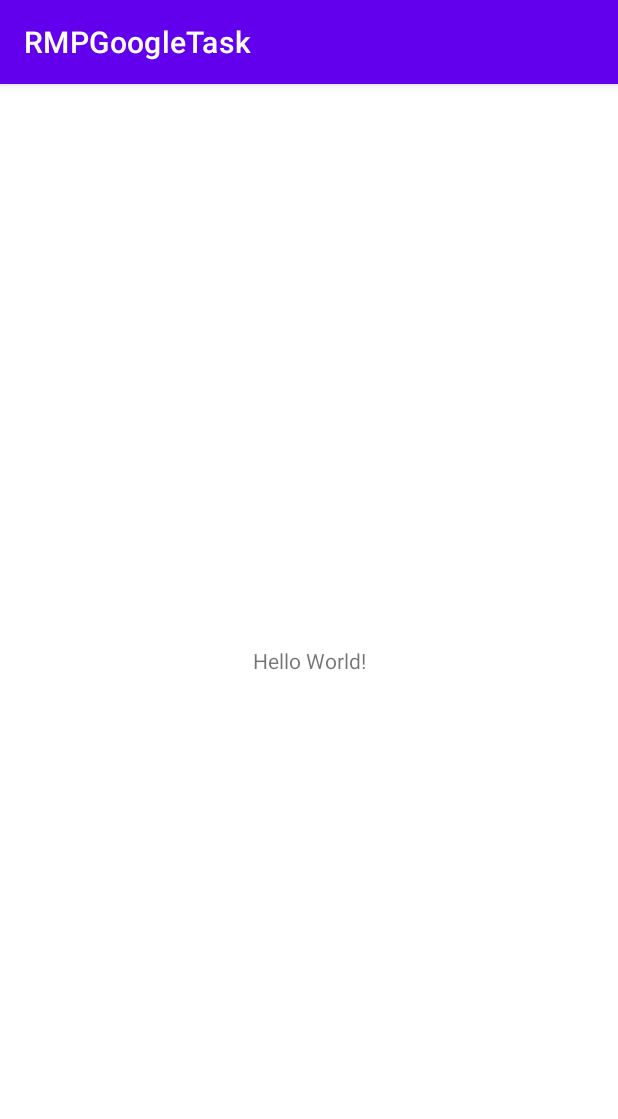
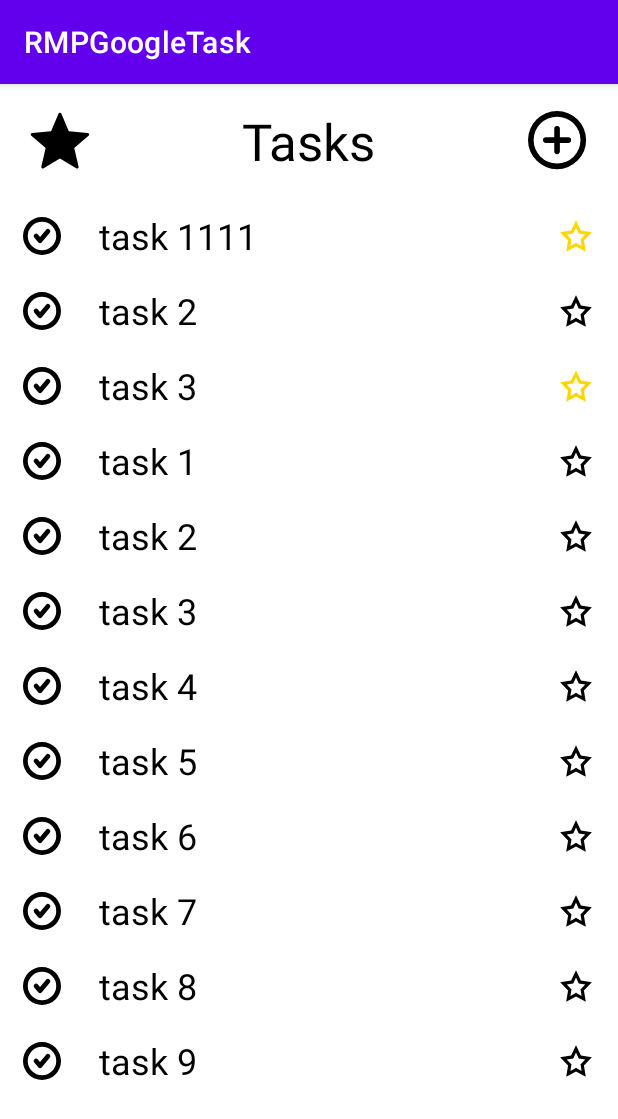
Before and after one commit to MaksKuchuk/RMP-google-task, an Android app: the screen it shows after launch (MainActivity), on a phone screen of 412 x 824 dp. Shown: the top 1119 px of the screen. Run offline under Robolectric (Android 15) with nearby library versions, the phone set to English and light mode, and no system bars.

Commit message:
create list of tasks

```diff
--- a/app/build.gradle
+++ b/app/build.gradle
@@ -30,6 +30,10 @@ android {
     kotlinOptions {
         jvmTarget = '1.8'
     }
+
+    buildFeatures {
+        viewBinding true
+    }
 }
 
 dependencies {
--- a/app/src/main/AndroidManifest.xml
+++ b/app/src/main/AndroidManifest.xml
@@ -13,7 +13,7 @@
         android:theme="@style/Theme.RMPGoogleTask"
         tools:targetApi="31">
         <activity
-            android:name=".MainActivity"
+            android:name=".View.MainActivity"
             android:exported="true">
             <intent-filter>
                 <action android:name="android.intent.action.MAIN" />
--- a/app/src/main/java/com/example/rmpgoogletask/MainActivity.kt
+++ /dev/null
@@ -1,11 +0,0 @@
-package com.example.rmpgoogletask
-
-import androidx.appcompat.app.AppCompatActivity
-import android.os.Bundle
-
-class MainActivity : AppCompatActivity() {
-    override fun onCreate(savedInstanceState: Bundle?) {
-        super.onCreate(savedInstanceState)
-        setContentView(R.layout.activity_main)
-    }
-}
--- /dev/null
+++ b/app/src/main/java/com/example/rmpgoogletask/Model/Domain/Task.kt
@@ -0,0 +1,3 @@
+package com.example.rmpgoogletask.Model.Domain
+
+data class Task(val id: Int, val title: String, var isFavourite: Boolean)
--- /dev/null
+++ b/app/src/main/java/com/example/rmpgoogletask/View/MainActivity.kt
@@ -0,0 +1,48 @@
+package com.example.rmpgoogletask.View
+
+import android.os.Bundle
+import android.widget.Toast
+import androidx.appcompat.app.AppCompatActivity
+import androidx.recyclerview.widget.LinearLayoutManager
+import com.example.rmpgoogletask.Model.Domain.Task
+import com.example.rmpgoogletask.ViewModel.TaskAdapter
+import com.example.rmpgoogletask.databinding.ActivityMainBinding
+
+class MainActivity : AppCompatActivity(), TaskAdapter.Listener {
+    lateinit var binding: ActivityMainBinding
+    private val taskAdapter = TaskAdapter(this)
+
+    override fun onCreate(savedInstanceState: Bundle?) {
+        super.onCreate(savedInstanceState)
+        binding = ActivityMainBinding.inflate(layoutInflater)
+        setContentView(binding.root)
+
+//        val taskGroupList: RecyclerView = findViewById(R.id.groupList)
+//        taskGroupList.layoutManager = LinearLayoutManager(this@MainActivity, LinearLayoutManager.HORIZONTAL, false)
+
+        init()
+    }
+
+    private fun init() {
+        binding.apply {
+            tasksList.layoutManager = LinearLayoutManager(this@MainActivity)
+            tasksList.adapter = taskAdapter
+        }
+
+        taskAdapter.addTask(Task(1, "task 1111", true))
+        taskAdapter.addTask(Task(2, "task 2", false))
+        taskAdapter.addTask(Task(3, "task 3", true))
+        for (i in 1..100) {
+            taskAdapter.addTask(Task(4, "task ${i}", false))
+        }
+    }
+
+    override fun addToFavourite(task: Task) {
+        Toast.makeText(this, "task ${task.id}", Toast.LENGTH_SHORT).show()
+    }
+
+    override fun removeByPosition(position: Int) {
+        taskAdapter.taskList.removeAt(position)
+        taskAdapter.notifyDataSetChanged()
+    }
+}
--- /dev/null
+++ b/app/src/main/java/com/example/rmpgoogletask/ViewModel/TaskAdapter.kt
@@ -0,0 +1,75 @@
+package com.example.rmpgoogletask.ViewModel
+
+import android.view.LayoutInflater
+import android.view.View
+import android.view.ViewGroup
+import androidx.recyclerview.widget.RecyclerView
+import com.example.rmpgoogletask.Model.Domain.Task
+import com.example.rmpgoogletask.R
+import com.example.rmpgoogletask.databinding.TaskItemBinding
+
+class TaskAdapter(val listener: Listener): RecyclerView.Adapter<TaskAdapter.TaskHolder>() {
+    val taskList = ArrayList<Task>()
+    class TaskHolder(item: View): RecyclerView.ViewHolder(item) {
+        val binding = TaskItemBinding.bind(item)
+        lateinit var adapter: TaskAdapter
+
+        fun bind(task: Task, listener: Listener, position: Int) = with(binding){
+
+            checkIcon.setImageResource(R.drawable.checkmark_complete_correct_svgrepo_com)
+
+            checkIcon.setOnClickListener {
+                listener.removeByPosition(position)
+            }
+
+            favouriteBtnIcon.setOnClickListener {
+                listener.addToFavourite(task)
+                task.isFavourite = !task.isFavourite
+                if (task.isFavourite) {
+                    favouriteBtnIcon.setImageResource(R.drawable.star_svgrepo_yellow_com);
+                } else {
+                    favouriteBtnIcon.setImageResource(R.drawable.star_svgrepo_com)
+                }
+            }
+
+            if (task.isFavourite) {
+                favouriteBtnIcon.setImageResource(R.drawable.star_svgrepo_yellow_com);
+            } else {
+                favouriteBtnIcon.setImageResource(R.drawable.star_svgrepo_com)
+            }
+
+            taskTitle.text = task.title;
+        }
+
+        fun setAdap(taskAdapter: TaskAdapter) {
+            adapter = taskAdapter
+        }
+    }
+
+    override fun onCreateViewHolder(parent: ViewGroup, viewType: Int): TaskHolder {
+        val view = LayoutInflater.from(parent.context).inflate(R.layout.task_item, parent, false)
+        return TaskHolder(view)
+    }
+
+    override fun onBindViewHolder(holder: TaskHolder, position: Int) {
+        holder.bind(taskList[position], listener, position);
+    }
+
+    override fun getItemCount(): Int {
+        return taskList.size
+    }
+
+    fun addTask(task: Task) {
+        taskList.add(task)
+        notifyDataSetChanged()
+    }
+
+    fun removeTask(position: Int) {
+        taskList.removeAt(position)
+    }
+
+    interface Listener {
+        fun addToFavourite(task: Task)
+        fun removeByPosition(position: Int)
+    }
+}
--- /dev/null
+++ b/app/src/main/res/drawable/checkmark_complete_correct_svgrepo_com.xml
@@ -0,0 +1,12 @@
+<vector xmlns:android="http://schemas.android.com/apk/res/android"
+    android:width="800dp"
+    android:height="800dp"
+    android:viewportWidth="96"
+    android:viewportHeight="96">
+  <path
+      android:pathData="M58.395,32.156 L42.996,50.625l-5.391,-6.463a5.995,5.995 0,1 0,-9.211 7.676l9.996,12a5.991,5.991 0,0 0,9.211 0.006l20.004,-24a5.999,5.999 0,1 0,-9.211 -7.688Z"
+      android:fillColor="#000000"/>
+  <path
+      android:pathData="M48,0A48,48 0,1 0,96 48,48.051 48.051,0 0,0 48,0ZM48,84A36,36 0,1 1,84 48,36.039 36.039,0 0,1 48,84Z"
+      android:fillColor="#000000"/>
+</vector>
--- /dev/null
+++ b/app/src/main/res/drawable/plus_circle_svgrepo_com.xml
@@ -0,0 +1,13 @@
+<vector xmlns:android="http://schemas.android.com/apk/res/android"
+    android:width="800dp"
+    android:height="800dp"
+    android:viewportWidth="16"
+    android:viewportHeight="16">
+  <path
+      android:pathData="M7.75,4a0.75,0.75 0,0 1,0.75 0.75V7h2.25a0.75,0.75 0,0 1,0 1.5H8.5v2.25a0.75,0.75 0,0 1,-1.5 0V8.5H4.75a0.75,0.75 0,0 1,0 -1.5H7V4.75A0.75,0.75 0,0 1,7.75 4z"
+      android:fillColor="#000000"/>
+  <path
+      android:pathData="M0,7.75a7.75,7.75 0,1 1,15.5 0,7.75 7.75,0 0,1 -15.5,0zM7.75,1.5a6.25,6.25 0,1 0,0 12.5,6.25 6.25,0 0,0 0,-12.5z"
+      android:fillColor="#000000"
+      android:fillType="evenOdd"/>
+</vector>
--- /dev/null
+++ b/app/src/main/res/drawable/star_f_svgrepo_com.xml
@@ -0,0 +1,9 @@
+<vector xmlns:android="http://schemas.android.com/apk/res/android"
+    android:width="800dp"
+    android:height="800dp"
+    android:viewportWidth="24"
+    android:viewportHeight="24">
+  <path
+      android:fillColor="#FF000000"
+      android:pathData="M23.632,9.201a0.628,0.628 0,0 1,-0.22 0.678l-5.726,4.96 1.727,7.394a0.606,0.606 0,0 1,-0.935 0.676l-6.503,-3.953 -6.503,3.953a0.713,0.713 0,0 1,-0.374 0.112,0.57 0.57,0 0,1 -0.34,-0.109 0.629,0.629 0,0 1,-0.222 -0.679l1.729,-7.393L0.539,9.879A0.607,0.607 0,0 1,0.897 8.78l7.536,-0.635 2.965,-7.083a0.62,0.62 0,0 1,1.155 0.001l2.965,7.082 7.536,0.635a0.63,0.63 0,0 1,0.578 0.42z"/>
+</vector>
--- /dev/null
+++ b/app/src/main/res/drawable/star_svgrepo_com.xml
@@ -0,0 +1,9 @@
+<vector xmlns:android="http://schemas.android.com/apk/res/android"
+    android:width="800dp"
+    android:height="800dp"
+    android:viewportWidth="48"
+    android:viewportHeight="48">
+  <path
+      android:fillColor="#FF000000"
+      android:pathData="M30.18,17.167L24,4l-6.18,13.167L4,19.279l10,10.249L11.639,44L24,37.167L36.361,44L34,29.528l10,-10.249L30.18,17.167zM31.137,26.734l-1.41,1.445l0.325,1.992l1.035,6.342l-5.152,-2.848L24,32.597l-1.935,1.07l-5.152,2.848l1.035,-6.342l0.325,-1.992l-1.41,-1.445l-4.564,-4.677l6.125,-0.936l2.11,-0.322l0.907,-1.932L24,13.414l2.559,5.453l0.907,1.932l2.11,0.322l6.125,0.936L31.137,26.734z"/>
+</vector>
--- /dev/null
+++ b/app/src/main/res/drawable/star_svgrepo_yellow_com.xml
@@ -0,0 +1,9 @@
+<vector xmlns:android="http://schemas.android.com/apk/res/android"
+    android:width="800dp"
+    android:height="800dp"
+    android:viewportWidth="48"
+    android:viewportHeight="48">
+  <path
+      android:fillColor="#FFFFD700"
+      android:pathData="M30.18,17.167L24,4l-6.18,13.167L4,19.279l10,10.249L11.639,44L24,37.167L36.361,44L34,29.528l10,-10.249L30.18,17.167zM31.137,26.734l-1.41,1.445l0.325,1.992l1.035,6.342l-5.152,-2.848L24,32.597l-1.935,1.07l-5.152,2.848l1.035,-6.342l0.325,-1.992l-1.41,-1.445l-4.564,-4.677l6.125,-0.936l2.11,-0.322l0.907,-1.932L24,13.414l2.559,5.453l0.907,1.932l2.11,0.322l6.125,0.936L31.137,26.734z"/>
+</vector>
--- a/app/src/main/res/layout/activity_main.xml
+++ b/app/src/main/res/layout/activity_main.xml
@@ -4,15 +4,81 @@
     xmlns:tools="http://schemas.android.com/tools"
     android:layout_width="match_parent"
     android:layout_height="match_parent"
-    tools:context=".MainActivity">
+    tools:context=".View.MainActivity">
 
     <TextView
+        android:id="@+id/textView"
         android:layout_width="wrap_content"
         android:layout_height="wrap_content"
-        android:text="Hello World!"
-        app:layout_constraintBottom_toBottomOf="parent"
+        android:layout_marginTop="15dp"
+        android:text="@string/tasks"
+        android:textColor="#000000"
+        android:textSize="34sp"
         app:layout_constraintEnd_toEndOf="parent"
         app:layout_constraintStart_toStartOf="parent"
         app:layout_constraintTop_toTopOf="parent" />
 
+    <ImageView
+        android:id="@+id/addTaskIcon"
+        android:layout_width="40dp"
+        android:layout_height="40dp"
+        android:layout_marginEnd="20dp"
+        android:contentDescription="@string/add"
+        android:src="@drawable/plus_circle_svgrepo_com"
+        app:layout_constraintBottom_toBottomOf="@+id/textView"
+        app:layout_constraintEnd_toEndOf="parent"
+        app:layout_constraintTop_toTopOf="@+id/textView" />
+
+
+    <ImageView
+        android:id="@+id/imageView3"
+        android:layout_width="40dp"
+        android:layout_height="40dp"
+        android:layout_marginStart="20dp"
+        android:contentDescription="@string/task"
+        android:src="@drawable/star_f_svgrepo_com"
+        app:layout_constraintBottom_toBottomOf="@+id/textView"
+        app:layout_constraintStart_toStartOf="parent"
+        app:layout_constraintTop_toTopOf="@+id/textView" />
+
+    <androidx.recyclerview.widget.RecyclerView
+        android:id="@+id/tasksList"
+        android:layout_width="match_parent"
+        android:layout_height="0dp"
+        android:layout_marginStart="5dp"
+        android:layout_marginTop="15dp"
+        android:layout_marginEnd="5dp"
+        android:layout_marginBottom="15dp"
+        app:layout_constraintBottom_toTopOf="@+id/linLay"
+        app:layout_constraintEnd_toEndOf="parent"
+        app:layout_constraintStart_toStartOf="parent"
+        app:layout_constraintTop_toBottomOf="@+id/textView"
+        tools:itemCount="3"
+        tools:listitem="@layout/task_item" />
+
+    <LinearLayout
+        android:id="@+id/linLay"
+        android:layout_width="0dp"
+        android:layout_height="70dp"
+        android:layout_marginStart="5dp"
+        android:layout_marginEnd="5dp"
+        android:layout_marginBottom="15dp"
+        android:orientation="horizontal"
+        app:layout_constraintBottom_toBottomOf="parent"
+        app:layout_constraintEnd_toEndOf="parent"
+        app:layout_constraintStart_toStartOf="parent">
+
+        <androidx.recyclerview.widget.RecyclerView
+            android:id="@+id/groupList"
+            android:layout_width="match_parent"
+            android:layout_height="match_parent"
+            android:orientation="horizontal"
+            app:layout_constraintBottom_toBottomOf="parent"
+            app:layout_constraintEnd_toEndOf="parent"
+            app:layout_constraintStart_toStartOf="parent"
+            app:layout_constraintTop_toTopOf="parent"
+            tools:itemCount="5"
+            tools:listitem="@layout/recycler_view_item_1" />
+    </LinearLayout>
+
 </androidx.constraintlayout.widget.ConstraintLayout>
--- /dev/null
+++ b/app/src/main/res/layout/recycler_view_item_1.xml
@@ -0,0 +1,17 @@
+<?xml version="1.0" encoding="utf-8"?>
+<LinearLayout xmlns:android="http://schemas.android.com/apk/res/android"
+    xmlns:tools="http://schemas.android.com/tools"
+    android:layout_width="wrap_content"
+    android:layout_height="wrap_content"
+    android:orientation="horizontal"
+    android:padding="8dp">
+
+  <TextView
+      android:id="@+id/listNum"
+      android:layout_width="wrap_content"
+      android:layout_height="wrap_content"
+      android:layout_weight="1"
+      android:text="List1"
+      android:textColor="#000000"
+      android:textSize="34sp" />
+</LinearLayout>
--- /dev/null
+++ b/app/src/main/res/layout/task_item.xml
@@ -0,0 +1,40 @@
+<?xml version="1.0" encoding="utf-8"?>
+<androidx.constraintlayout.widget.ConstraintLayout xmlns:android="http://schemas.android.com/apk/res/android"
+    xmlns:app="http://schemas.android.com/apk/res-auto"
+    xmlns:tools="http://schemas.android.com/tools"
+    android:layout_width="match_parent"
+    android:layout_height="50dp">
+
+    <ImageView
+        android:id="@+id/checkIcon"
+        android:layout_width="25dp"
+        android:layout_height="25dp"
+        android:layout_marginStart="10dp"
+        app:layout_constraintBottom_toBottomOf="parent"
+        app:layout_constraintStart_toStartOf="parent"
+        app:layout_constraintTop_toTopOf="parent"
+        tools:src="@drawable/checkmark_complete_correct_svgrepo_com" />
+
+    <TextView
+        android:id="@+id/taskTitle"
+        android:layout_width="wrap_content"
+        android:layout_height="wrap_content"
+        android:layout_marginStart="25dp"
+        android:text="Task"
+        android:textColor="#000000"
+        android:textSize="24sp"
+        app:layout_constraintBottom_toBottomOf="parent"
+        app:layout_constraintStart_toEndOf="@+id/checkIcon"
+        app:layout_constraintTop_toTopOf="parent" />
+
+    <ImageView
+        android:id="@+id/favouriteBtnIcon"
+        android:layout_width="25dp"
+        android:layout_height="25dp"
+        android:layout_marginEnd="10dp"
+        app:layout_constraintBottom_toBottomOf="parent"
+        app:layout_constraintEnd_toEndOf="parent"
+        app:layout_constraintTop_toTopOf="parent"
+        app:srcCompat="@drawable/star_svgrepo_yellow_com" />
+
+</androidx.constraintlayout.widget.ConstraintLayout>
--- a/app/src/main/res/values/strings.xml
+++ b/app/src/main/res/values/strings.xml
@@ -1,3 +1,8 @@
 <resources>
     <string name="app_name">RMPGoogleTask</string>
+    <string name="tasks">Tasks</string>
+    <string name="favourite">favourite</string>
+    <string name="add">add</string>
+    <string name="list1">List1</string>
+    <string name="task">task</string>
 </resources>
```
